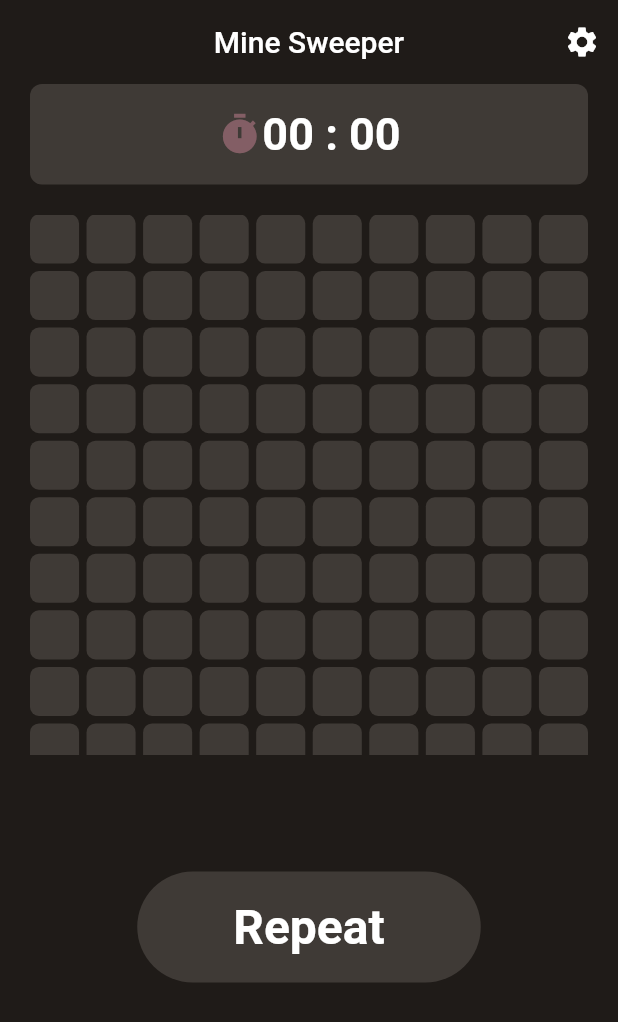
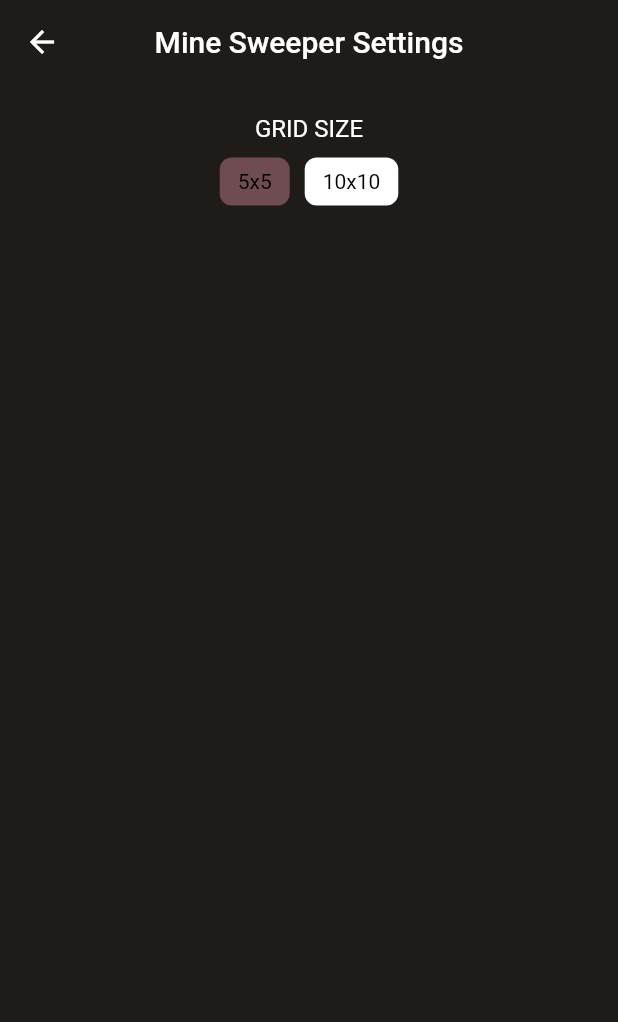
Before and after one commit to IsD4n73/Mine-Sweeper, a Flutter app: the screen it shows after launch, after a tap on the "settings" icon, on a phone screen of 412 x 824 dp. Shown: the top 1022 px of the screen. Run offline on Flutter 3.47's test engine with Material 2 defaults, Android fonts, the phone set to English and light mode, and no system bars; drawn by our look-alikes of chips_choice; our stand-ins replace shared_preferences.

Commit message:
fix settings

```diff
--- /dev/null
+++ b/lib/controller/settings_controller.dart
@@ -0,0 +1,13 @@
+import 'package:shared_preferences/shared_preferences.dart';
+
+void saveGrid(int grid) async {
+  final SharedPreferences prefs = await SharedPreferences.getInstance();
+
+  await prefs.setInt('MS-grid', grid);
+}
+
+Future<int> getGrid() async {
+  final SharedPreferences prefs = await SharedPreferences.getInstance();
+
+  return prefs.getInt('MS-grid') ?? 5;
+}
--- a/lib/main.dart
+++ b/lib/main.dart
@@ -10,9 +10,10 @@ class MyApp extends StatelessWidget {
 
   @override
   Widget build(BuildContext context) {
-    return const MaterialApp(
+    return MaterialApp(
       title: 'Mine Sweeper',
-      home: GameScreen(),
+      theme: ThemeData(),
+      home: const GameScreen(),
     );
   }
 }
--- a/lib/model/mine_game.dart
+++ b/lib/model/mine_game.dart
@@ -3,11 +3,11 @@ import 'dart:math';
 class MineSweeper {
   static int row = 10;
   static int col = 10;
-  static int cells = row * col;
+  int cells = row * col;
   bool gameOver = false;
   List<Cell> gameMap = [];
 
-  static List<List<dynamic>> map = List.generate(
+  List<List<dynamic>> map = List.generate(
     row,
     (x) => List.generate(
       col,
@@ -26,7 +26,7 @@ class MineSweeper {
   }
 
   // Create Mine
-  static void placeMine(int mineNumber) {
+  void placeMine(int mineNumber) {
     Random random = Random();
     for (int i = 0; i < mineNumber; i++) {
       int mineRow = random.nextInt(row);
--- a/lib/pages/game.dart
+++ b/lib/pages/game.dart
@@ -3,7 +3,8 @@ import "dart:async";
 import "package:flutter/material.dart";
 import "package:mine_sweeper/common/colors.dart";
 import "package:mine_sweeper/controller/timer_utils.dart";
-import "package:mine_sweeper/model/mine_game.dart";
+import 'package:mine_sweeper/model/mine_game.dart';
+import "package:mine_sweeper/pages/settings.dart";
 
 import "../widgets/info_banner.dart";
 
@@ -39,7 +40,19 @@ class _GameScreenState extends State<GameScreen> {
         actions: [
           IconButton(
             onPressed: () {
-              //todo open settings
+              setState(() {
+                secondTime = 0;
+                timer.cancel();
+
+                game.resetGame();
+                game.gameOver = false;
+              });
+              Navigator.pushReplacement(
+                context,
+                MaterialPageRoute(
+                  builder: (context) => const SettingsPage(),
+                ),
+              );
             },
             icon: const Icon(Icons.settings),
           ),
@@ -62,7 +75,7 @@ class _GameScreenState extends State<GameScreen> {
                   crossAxisSpacing: 5,
                   mainAxisSpacing: 5,
                 ),
-                itemCount: MineSweeper.cells,
+                itemCount: game.cells,
                 itemBuilder: (context, index) {
                   Color cellColor = game.gameMap[index].reveal
                       ? AppColor.clickedCard
--- /dev/null
+++ b/lib/pages/settings.dart
@@ -0,0 +1,100 @@
+import "package:chips_choice/chips_choice.dart";
+import "package:flutter/material.dart";
+import "package:mine_sweeper/controller/settings_controller.dart";
+import 'package:mine_sweeper/model/mine_game.dart';
+import "package:mine_sweeper/pages/game.dart";
+
+import "../common/colors.dart";
+
+class SettingsPage extends StatefulWidget {
+  const SettingsPage({super.key});
+
+  @override
+  State<SettingsPage> createState() => _SettingsPageState();
+}
+
+class _SettingsPageState extends State<SettingsPage> {
+  int tag = 0;
+
+  @override
+  void initState() {
+    super.initState();
+
+    getGrid().then((value) {
+      if (value == 10) {
+        setState(() {
+          tag = 1;
+        });
+      }
+    });
+  }
+
+  @override
+  Widget build(BuildContext context) {
+    return Scaffold(
+      backgroundColor: AppColor.primary,
+      appBar: AppBar(
+        elevation: 0,
+        centerTitle: true,
+        backgroundColor: AppColor.primary,
+        title: const Text("Mine Sweeper Settings"),
+        leading: IconButton(
+          onPressed: () => Navigator.pushReplacement(
+            context,
+            MaterialPageRoute(
+              builder: (context) => const GameScreen(),
+            ),
+          ),
+          icon: const Icon(Icons.arrow_back),
+        ),
+      ),
+      body: SingleChildScrollView(
+        child: Center(
+          child: Column(
+            crossAxisAlignment: CrossAxisAlignment.center,
+            mainAxisAlignment: MainAxisAlignment.center,
+            children: [
+              const SizedBox(height: 20),
+              //! Grid Size !\\
+              const Text(
+                "GRID SIZE",
+                style: TextStyle(
+                  color: Colors.white,
+                  fontSize: 16,
+                ),
+              ),
+              ChipsChoice<int>.single(
+                value: tag,
+                onChanged: (val) {
+                  if (val == 0) {
+                    saveGrid(5);
+                    MineSweeper.col = 5;
+                    MineSweeper.row = 5;
+                  } else {
+                    saveGrid(10);
+                    MineSweeper.col = 10;
+                    MineSweeper.row = 10;
+                  }
+                  setState(() {
+                    tag = val;
+                  });
+                },
+                choiceStyle: C2ChipStyle.filled(
+                  selectedStyle: C2ChipStyle(
+                    backgroundColor: AppColor.accent,
+                  ),
+                  color: Colors.white,
+                ),
+                choiceItems: C2Choice.listFrom<int, String>(
+                  source: ["5x5", "10x10"],
+                  value: (i, v) => i,
+                  label: (i, v) => v,
+                ),
+              ),
+            ],
+          ),
+        ),
+      ),
+    );
+  }
+}
--- a/pubspec.yaml
+++ b/pubspec.yaml
@@ -35,6 +35,9 @@ dependencies:
   # The following adds the Cupertino Icons font to your application.
   # Use with the CupertinoIcons class for iOS style icons.
   cupertino_icons: ^1.0.2
+
+  chips_choice: ^3.0.0
+  shared_preferences: ^2.1.0
 
 dev_dependencies:
   flutter_test:
```
Also changed, not shown: pubspec.lock, 1 other file.
